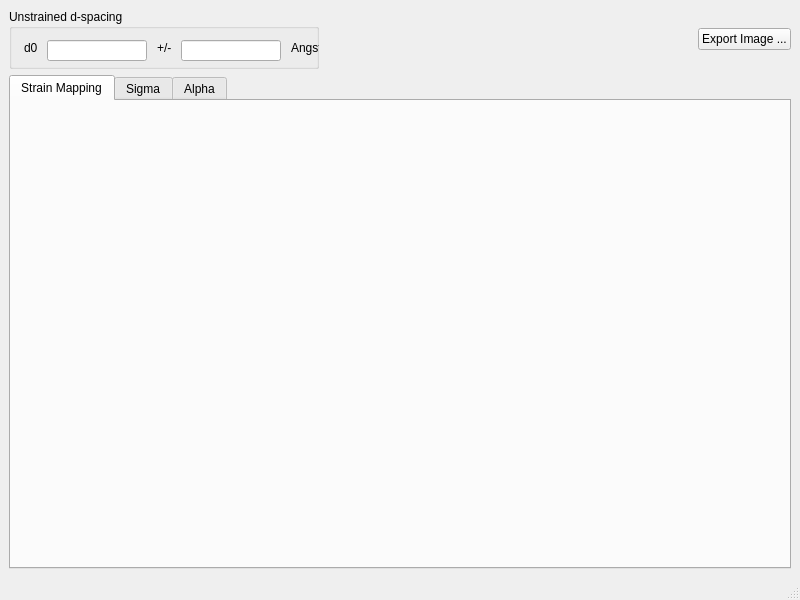
ornlneutronimaging/iBeatles, file designer/ui_strainMapping.ui: the form before one commit.
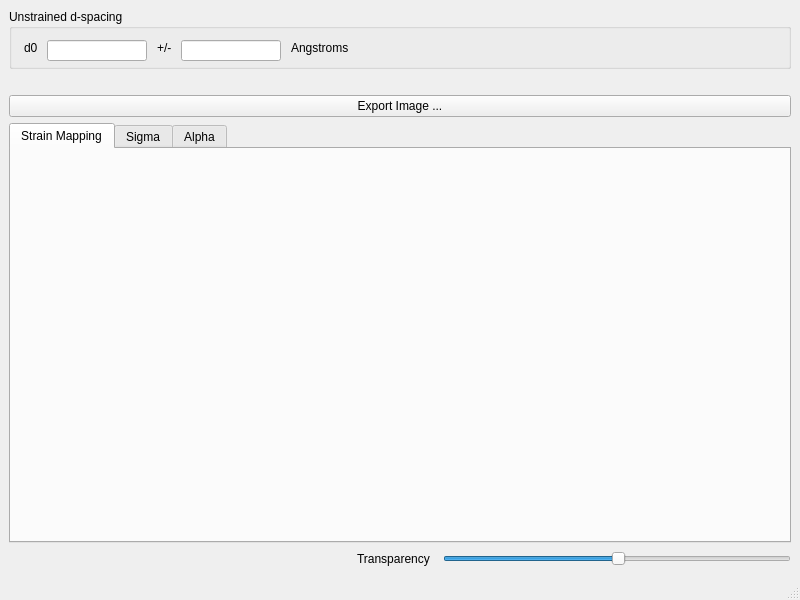
The form after the commit.

What changed in the file:
```diff
--- a/designer/ui_strainMapping.ui
+++ b/designer/ui_strainMapping.ui
@@ -16,8 +16,6 @@
   <widget class="QWidget" name="centralwidget">
    <layout class="QVBoxLayout" name="verticalLayout">
     <item>
-     <layout class="QHBoxLayout" name="horizontalLayout">
-      <item>
        <widget class="QGroupBox" name="groupBox">
         <property name="minimumSize">
          <size>
@@ -126,7 +124,7 @@
         </property>
         <property name="sizeHint" stdset="0">
          <size>
-          <width>40</width>
+        <width>773</width>
           <height>20</height>
          </size>
         </property>
@@ -139,8 +137,6 @@
         </property>
        </widget>
       </item>
-     </layout>
-    </item>
     <item>
      <widget class="QTabWidget" name="tabWidget">
       <property name="currentIndex">
@@ -163,6 +159,52 @@
       </widget>
      </widget>
     </item>
+    <item>
+     <layout class="QHBoxLayout" name="horizontalLayout">
+      <item>
+       <spacer name="horizontalSpacer_2">
+        <property name="orientation">
+         <enum>Qt::Horizontal</enum>
+        </property>
+        <property name="sizeHint" stdset="0">
+         <size>
+          <width>17</width>
+          <height>20</height>
+         </size>
+        </property>
+       </spacer>
+      </item>
+      <item>
+       <widget class="QLabel" name="label">
+        <property name="minimumSize">
+         <size>
+          <width>80</width>
+          <height>0</height>
+         </size>
+        </property>
+        <property name="maximumSize">
+         <size>
+          <width>80</width>
+          <height>16777215</height>
+         </size>
+        </property>
+        <property name="text">
+         <string>Transparency</string>
+        </property>
+       </widget>
+      </item>
+      <item>
+       <widget class="QSlider" name="transparency_slider">
+        <property name="value">
+         <number>50</number>
+        </property>
+        <property name="orientation">
+         <enum>Qt::Horizontal</enum>
+        </property>
+       </widget>
+      </item>
+     </layout>
+    </item>
    </layout>
   </widget>
   <widget class="QMenuBar" name="menubar">
```
Left out of the diff: 8 changed lines with no effect on the pictures. Lines whose indentation alone changed are shown as unchanged.
